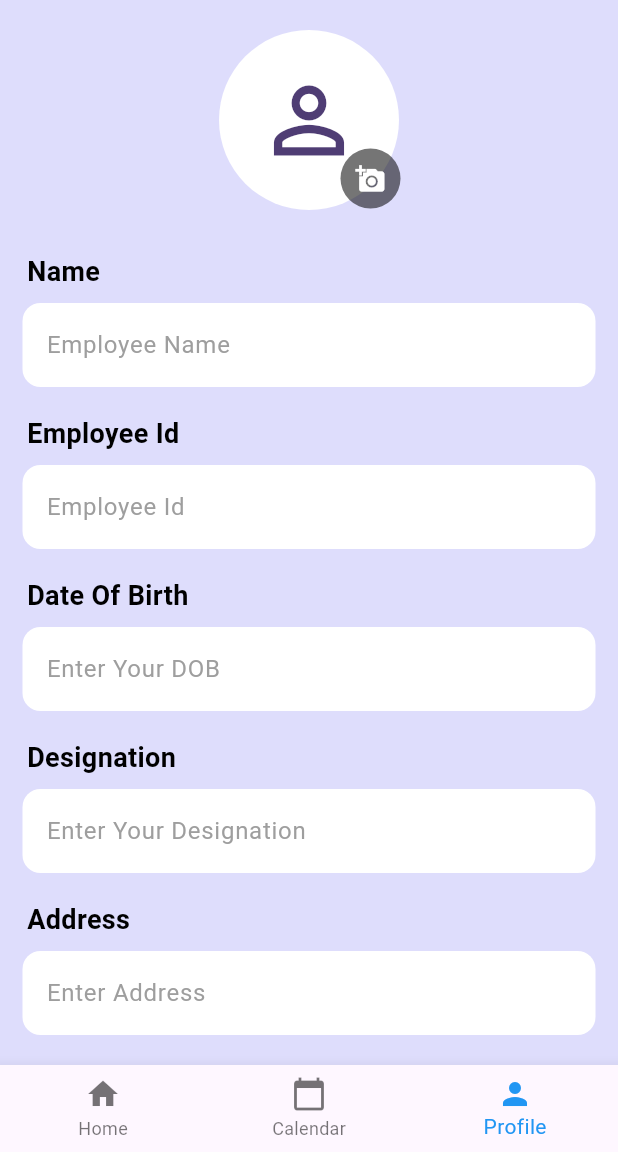
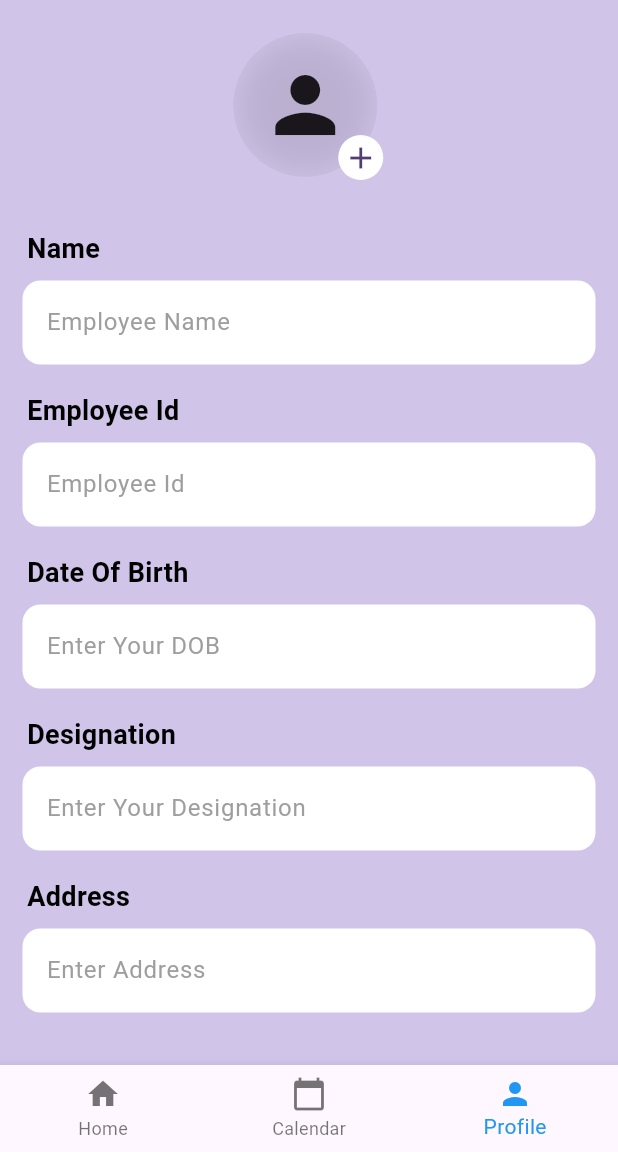
Before and after one commit to adinegi123/HRMS-Attendance-app, a Flutter app: the Home screen opened directly, item 3 of the bottom bar chosen, on a phone screen of 412 x 824 dp, the part 84-1236 px from its top. Run offline on Flutter 3.47's test engine with Material 3 defaults, Android fonts, the phone set to English and light mode, and no system bars; our stand-ins replace equatable, firebase_core, image_cropper, image_picker, permission_handler; accounts and stored records are empty.

Commit message:
profile page and image picker bottom sheet

```diff
--- a/lib/routes/route_const.dart
+++ b/lib/routes/route_const.dart
@@ -3,6 +3,6 @@ class Routes {
   static const String loginPageRoute = "/login";
   static const String homePageRoute = "/login/home";
   static const String signUpPageRoute = "/signup";
-  static const String profilePageRoute = "/profile";
+  static const String profilePageRoute = "login/home/profile";
   static const String calenderPageRoute = "/calender";
 }
--- a/lib/screens/profile/profile_page.dart
+++ b/lib/screens/profile/profile_page.dart
@@ -1,3 +1,4 @@
+import 'dart:developer';
 import 'dart:io';
 import 'package:attendance_app/components/custom_popup.dart';
 import 'package:attendance_app/providers/image_provider.dart';
@@ -8,6 +9,7 @@ import '../../components/custom_text_widget.dart';
 import '../../components/my_textfields.dart';
 import 'package:image_picker/image_picker.dart';
 
+import '../../shared widgets/image_bottom_sheet.dart';
 
 class ProfilePage extends StatefulWidget {
   const ProfilePage({super.key});
@@ -36,60 +38,107 @@ class _ProfilePageState extends State<ProfilePage> {
 
   @override
   Widget build(BuildContext context) {
-    return Scaffold(
-      backgroundColor: background,
-      body: SingleChildScrollView(
+    return Consumer<ImagePickerProvider>(builder: (context, value, child) {
+      return SingleChildScrollView(
         child: Column(
           crossAxisAlignment: CrossAxisAlignment.start,
           children: [
-            const SizedBox(height: 20,),
-            Consumer<ImagePickerProvider>(
-              builder: (context, value, child) {
-            return Stack(
-              children: [
-                const Center(
-                  child: CircleAvatar(
-                    radius: 60,
-                    backgroundColor: Colors.white,
-                    child: Icon(Icons.person_outline, size: 70,),
+            const SizedBox(
+              height: 20,
+            ),
+            /*Consumer<ImagePickerProvider>(
+              builder: (context, value, child) {*/
+            Center(
+              child: Stack(
+                children: [
+                  const SizedBox(
+                    width: 105,
+                    height: 105,
                   ),
-                ),
-                Positioned(
-                  right: 145,
-                    bottom: 1,
-                    child:CircleAvatar(
-                      radius: 20,
-                      backgroundColor: Colors.black54,
-                      child: IconButton(onPressed: (){
-                        CustomPopup.showImagePickerPopup(context: context);
-                      }, icon: const Icon(Icons.add_a_photo,size: 20,),color: Colors.white,),
-                    ))
-              ],
-            );}),
-            const SizedBox(height: 20,),
+                  Container(
+                    height: 100,
+                    width: 100,
+                    decoration: BoxDecoration(
+                      shape: BoxShape.circle,
+                      // border: Border.all(//color: kOutlineColor),
+                      image: (value.userImage != null)
+                          ? DecorationImage(
+                              image: FileImage(
+                                File(value.userImage!.path),
+                              ),
+                              fit: BoxFit.cover,
+                            )
+                          : null,
+                      boxShadow: [
+                        BoxShadow(
+                          color: Colors.black.withOpacity(0.1),
+                          spreadRadius: -2,
+                          blurRadius: 20.0,
+                          blurStyle: BlurStyle.inner,
+                        ),
+                      ],
+                    ),
+                    child: (value.userImage == null)
+                        ? const Icon(
+                            Icons.person,
+                            size: 60,
+                            //color: kOutlineColor,
+                          )
+                        : null,
+                  ),
+                  Positioned(
+                    bottom: 5,
+                    right: 3,
+                    child: GestureDetector(
+                      onTap: () {
+                        try {
+                          log("error");
+                          print("error in");
+                          showImagePicker(context);
+                        } catch (e) {
+                          print("Error selecting image: $e");
+                          // Handle error gracefully, e.g., show a snackbar
+                        }
+                        //showImagePicker(context);
+                        //CustomPopup.showImagePickerPopup(context: context);
+                      },
+                      child: Container(
+                        height: 30,
+                        width: 30,
+                        decoration: const BoxDecoration(
+                          //color: kPrimaryColor,
+                          shape: BoxShape.circle,
+                        ),
+                        child: const Center(
+                          child: CircleAvatar(
+                              radius: 15,
+                              backgroundColor: Colors.white,
+                              child: Icon(Icons.add)),
+                        ),
+                      ),
+                    ),
+                  ),
+                ],
+              ),
+            ),
+            const SizedBox(
+              height: 20,
+            ),
             const MyTextWidget(text: "Name"),
-            MyTextField(
-                hintText: "Employee Name",
-                controller: employeeName),
+            MyTextField(hintText: "Employee Name", controller: employeeName),
             const MyTextWidget(text: "Employee Id"),
-            MyTextField(
-                hintText: "Employee Id",
-                controller: employeeId),
+            MyTextField(hintText: "Employee Id", controller: employeeId),
             const MyTextWidget(text: "Date Of Birth"),
-            MyTextField(
-                hintText: "Enter Your DOB",
-                controller: DOB),
+            MyTextField(hintText: "Enter Your DOB", controller: DOB),
             const MyTextWidget(text: "Designation"),
             MyTextField(
-                hintText: "Enter Your Designation",
-                controller: designation),
+                hintText: "Enter Your Designation", controller: designation),
             const MyTextWidget(text: "Address"),
             MyTextField(
-                hintText: "Enter Address",
-                controller: addressController)
+                hintText: "Enter Address", controller: addressController)
           ],
         ),
-      ),
-    );
+      );
+    });
   }
 }
```
Also changed, not shown: lib/shared widgets/image_bottom_sheet.dart (added, +114 -0 lines), lib/shared widgets/image_picker.dart (+28 -2 lines), 1 other file.
